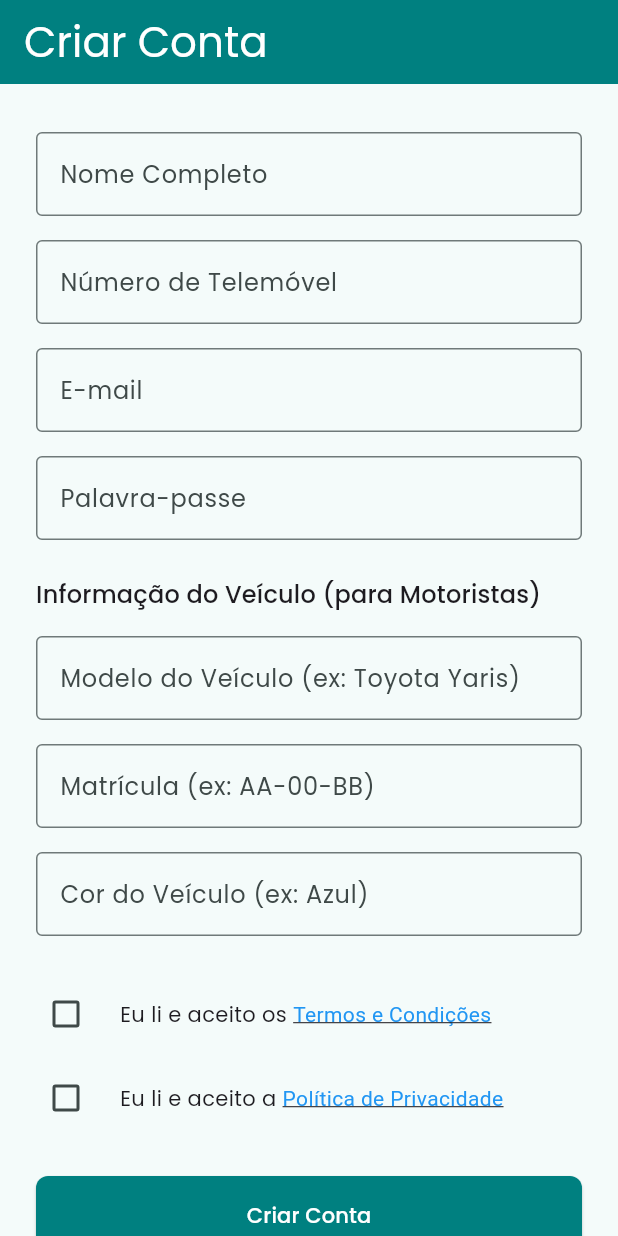
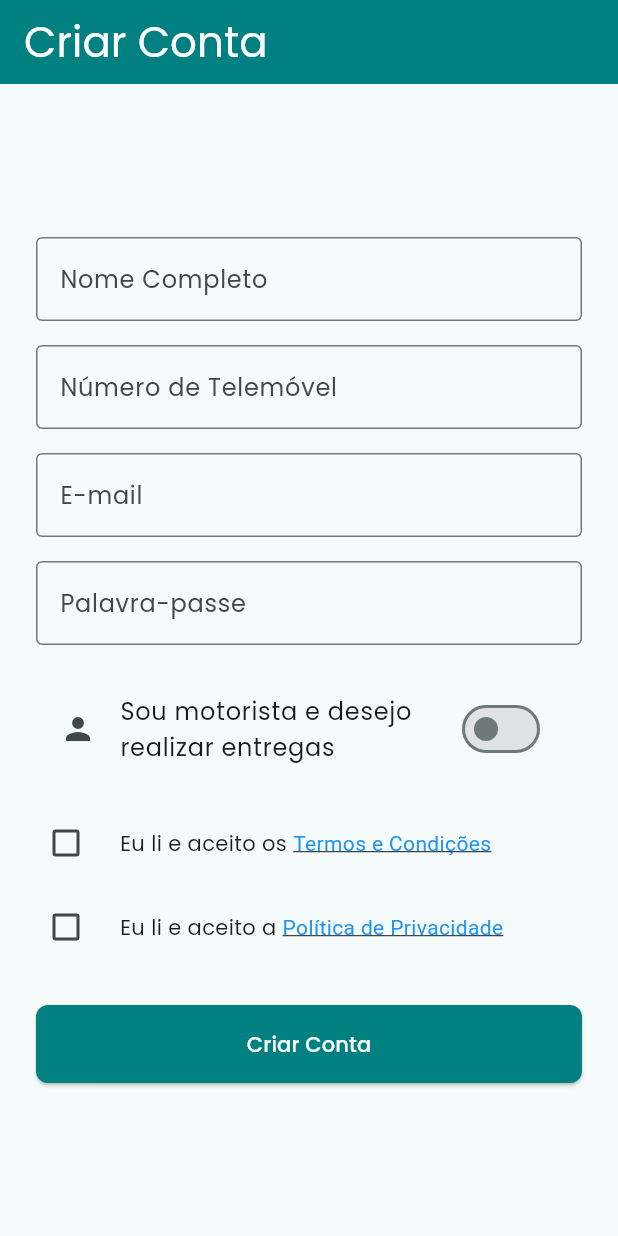
Before and after one commit to aferconlda/Afercon-Xpress1, a Flutter app: the SignUpScreen screen opened by its route, on a phone screen of 412 x 824 dp. Run offline on Flutter 3.47's test engine with Material 3 defaults, Android fonts, the light colour scheme and no system bars; our stand-ins replace cloud_firestore, firebase_auth, firebase_core, go_router, google_fonts; accounts and stored records are empty.

Commit message:
Changes before Firebase Studio auto-run

```diff
--- a/lib/signup_screen.dart
+++ b/lib/signup_screen.dart
@@ -26,6 +26,7 @@ class _SignUpScreenState extends State<SignUpScreen> {
   bool _isLoading = false;
   bool _agreedToTerms = false;
   bool _agreedToPrivacyPolicy = false;
+  bool _isDriver = false; // Estado para controlar se o utilizador é motorista
 
   @override
   void dispose() {
@@ -41,7 +42,6 @@ class _SignUpScreenState extends State<SignUpScreen> {
 
   Future<void> _signUp() async {
     if (!_formKey.currentState!.validate()) {
-      // Mostra um snackbar se os termos não forem aceites
       if (!_agreedToTerms || !_agreedToPrivacyPolicy) {
         ScaffoldMessenger.of(context).showSnackBar(
           const SnackBar(
@@ -61,12 +61,13 @@ class _SignUpScreenState extends State<SignUpScreen> {
       phoneNumber: _phoneNumberController.text.trim(),
       email: _emailController.text.trim(),
       password: _passwordController.text.trim(),
-      vehicleModel: _vehicleModelController.text.trim(),
-      vehiclePlate: _vehiclePlateController.text.trim(),
-      vehicleColor: _vehicleColorController.text.trim(),
+      // Enviar os dados do veículo apenas se o utilizador for motorista
+      vehicleModel: _isDriver ? _vehicleModelController.text.trim() : null,
+      vehiclePlate: _isDriver ? _vehiclePlateController.text.trim() : null,
+      vehicleColor: _isDriver ? _vehicleColorController.text.trim() : null,
     );
 
-    if (!mounted) return; // Verificar se o widget ainda está montado
+    if (!mounted) return;
 
     setState(() => _isLoading = false);
 
@@ -92,7 +93,6 @@ class _SignUpScreenState extends State<SignUpScreen> {
               mainAxisAlignment: MainAxisAlignment.center,
               crossAxisAlignment: CrossAxisAlignment.stretch,
               children: [
-                // --- Campos de Informação Pessoal ---
                 TextFormField(
                   controller: _fullNameController,
                   decoration: const InputDecoration(labelText: 'Nome Completo', border: OutlineInputBorder()),
@@ -121,26 +121,47 @@ class _SignUpScreenState extends State<SignUpScreen> {
                       value!.length < 6 ? 'A palavra-passe deve ter no mínimo 6 caracteres' : null,
                 ),
                 const SizedBox(height: 24),
-                // --- Campos de Informação do Veículo (Opcional) ---
-                Text('Informação do Veículo (para Motoristas)', style: Theme.of(context).textTheme.titleMedium),
+
+                // --- Switch para Motorista ---
+                SwitchListTile(
+                  title: const Text('Sou motorista e desejo realizar entregas'),
+                  value: _isDriver,
+                  onChanged: (bool value) {
+                    setState(() {
+                      _isDriver = value;
+                    });
+                  },
+                  secondary: Icon(_isDriver ? Icons.delivery_dining : Icons.person),
+                ),
+                const SizedBox(height: 16),
+
+                // --- Campos de Informação do Veículo (Condicional) ---
+                if (_isDriver)
+                  Column(
+                    children: [
+                      Text('Informação do Veículo', style: Theme.of(context).textTheme.titleMedium),
                        const SizedBox(height: 16),
                       TextFormField(
                         controller: _vehicleModelController,
                         decoration: const InputDecoration(labelText: 'Modelo do Veículo (ex: Toyota Yaris)', border: OutlineInputBorder()),
+                        validator: (value) => _isDriver && value!.isEmpty ? 'Campo obrigatório para motoristas' : null,
                       ),
                       const SizedBox(height: 16),
                       TextFormField(
                         controller: _vehiclePlateController,
                         decoration: const InputDecoration(labelText: 'Matrícula (ex: AA-00-BB)', border: OutlineInputBorder()),
+                         validator: (value) => _isDriver && value!.isEmpty ? 'Campo obrigatório para motoristas' : null,
                       ),
                       const SizedBox(height: 16),
                       TextFormField(
                         controller: _vehicleColorController,
                         decoration: const InputDecoration(labelText: 'Cor do Veículo (ex: Azul)', border: OutlineInputBorder()),
+                         validator: (value) => _isDriver && value!.isEmpty ? 'Campo obrigatório para motoristas' : null,
                       ),
                       const SizedBox(height: 24),
+                    ],
+                  ),
 
-                // --- Checkboxes de Consentimento ---
                 CheckboxListTile(
                   value: _agreedToTerms,
                   onChanged: (value) => setState(() => _agreedToTerms = value!),
@@ -179,7 +200,6 @@ class _SignUpScreenState extends State<SignUpScreen> {
                   controlAffinity: ListTileControlAffinity.leading,
                   contentPadding: EdgeInsets.zero,
                 ),
-                 // Validador para garantir que as checkboxes estão marcadas
                 FormField<bool>(
                   builder: (state) {
                      return state.hasError ?
```
Lines whose indentation alone changed are shown as unchanged.
